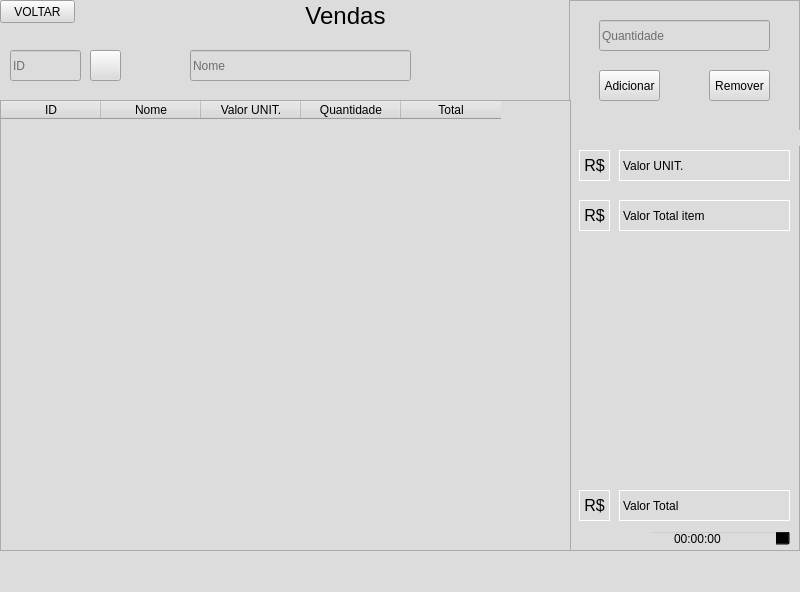
First picture: the form in telas/tela_vendas.ui, repository Faeldh/APP_Junina, before the edit.
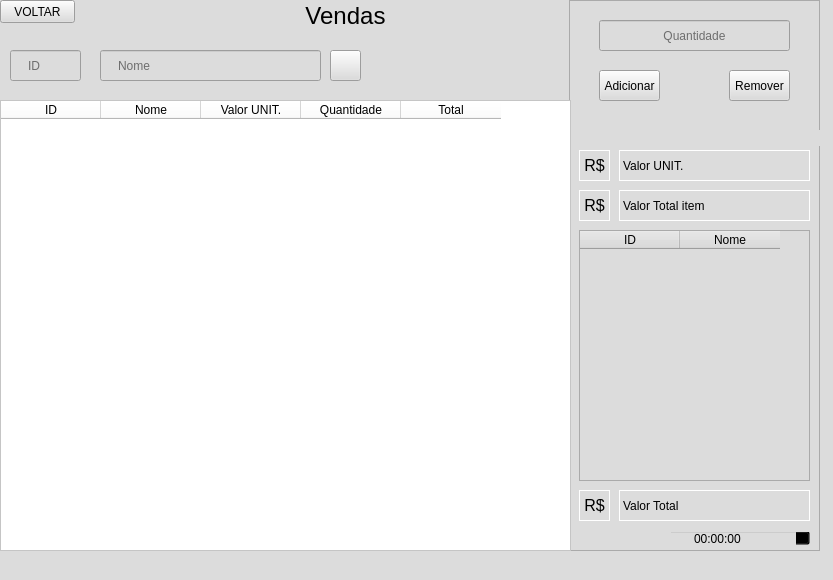
Second picture: the form after the edit. Icons and pictures are not drawn.

Diff of the .ui file:
```diff
--- a/telas/tela_vendas.ui
+++ b/telas/tela_vendas.ui
@@ -6,8 +6,8 @@
    <rect>
     <x>0</x>
     <y>0</y>
-    <width>800</width>
-    <height>592</height>
+    <width>833</width>
+    <height>580</height>
    </rect>
   </property>
   <property name="font">
@@ -46,6 +46,9 @@
       <height>31</height>
      </rect>
     </property>
+    <property name="styleSheet">
+     <string notr="true">padding-left: 15px</string>
+    </property>
     <property name="text">
      <string/>
     </property>
@@ -56,7 +59,7 @@
    <widget class="QPushButton" name="pushPesquisa">
     <property name="geometry">
      <rect>
-      <x>90</x>
+      <x>330</x>
       <y>50</y>
       <width>31</width>
       <height>31</height>
@@ -84,12 +87,15 @@
    <widget class="QLineEdit" name="lineNome">
     <property name="geometry">
      <rect>
-      <x>190</x>
+      <x>100</x>
       <y>50</y>
       <width>221</width>
       <height>31</height>
      </rect>
     </property>
+    <property name="styleSheet">
+     <string notr="true">padding-left: 15px</string>
+    </property>
     <property name="text">
      <string/>
     </property>
@@ -123,7 +129,7 @@
      <rect>
       <x>569</x>
       <y>0</y>
-      <width>231</width>
+      <width>251</width>
       <height>551</height>
      </rect>
     </property>
@@ -138,7 +144,7 @@
       <rect>
        <x>0</x>
        <y>130</y>
-       <width>231</width>
+       <width>251</width>
        <height>16</height>
       </rect>
      </property>
@@ -148,13 +154,16 @@
       <rect>
        <x>30</x>
        <y>20</y>
-       <width>171</width>
+       <width>191</width>
        <height>31</height>
       </rect>
      </property>
      <property name="text">
       <string/>
      </property>
+     <property name="alignment">
+      <set>Qt::AlignCenter</set>
+     </property>
      <property name="placeholderText">
       <string>Quantidade</string>
      </property>
@@ -175,7 +184,7 @@
     <widget class="QPushButton" name="pushRemover">
      <property name="geometry">
       <rect>
-       <x>140</x>
+       <x>160</x>
        <y>70</y>
        <width>61</width>
        <height>31</height>
@@ -190,7 +199,7 @@
       <rect>
        <x>50</x>
        <y>490</y>
-       <width>171</width>
+       <width>191</width>
        <height>31</height>
       </rect>
      </property>
@@ -206,7 +215,7 @@
       <rect>
        <x>50</x>
        <y>150</y>
-       <width>171</width>
+       <width>191</width>
        <height>31</height>
       </rect>
      </property>
@@ -224,8 +233,8 @@
      <property name="geometry">
       <rect>
        <x>50</x>
-       <y>200</y>
-       <width>171</width>
+       <y>190</y>
+       <width>191</width>
        <height>31</height>
       </rect>
      </property>
@@ -267,7 +276,7 @@
      <property name="geometry">
       <rect>
        <x>10</x>
-       <y>200</y>
+       <y>190</y>
        <width>31</width>
        <height>31</height>
       </rect>
@@ -320,7 +329,7 @@
     <widget class="QTimeEdit" name="timeEdit">
      <property name="geometry">
       <rect>
-       <x>80</x>
+       <x>100</x>
        <y>530</y>
        <width>141</width>
        <height>16</height>
@@ -334,6 +343,29 @@
       <set>Qt::AlignLeading|Qt::AlignLeft|Qt::AlignVCenter</set>
      </property>
     </widget>
+    <widget class="QTableWidget" name="tablePesquisa">
+     <property name="geometry">
+      <rect>
+       <x>10</x>
+       <y>230</y>
+       <width>231</width>
+       <height>251</height>
+      </rect>
+     </property>
+     <property name="styleSheet">
+      <string notr="true"/>
+     </property>
+     <column>
+      <property name="text">
+       <string>ID</string>
+      </property>
+     </column>
+     <column>
+      <property name="text">
+       <string>Nome</string>
+      </property>
+     </column>
+    </widget>
    </widget>
    <widget class="QTableWidget" name="tableVendas">
     <property name="geometry">
@@ -344,6 +376,9 @@
       <height>451</height>
      </rect>
     </property>
+    <property name="styleSheet">
+     <string notr="true">background-color: white;</string>
+    </property>
     <column>
      <property name="text">
       <string>ID</string>
@@ -381,7 +416,6 @@
     </rect>
    </property>
   </widget>
-  <widget class="QStatusBar" name="statusbar"/>
  </widget>
  <tabstops>
   <tabstop>lineID</tabstop>
```
Left out of the diff: 2 changed lines with no effect on the pictures.
